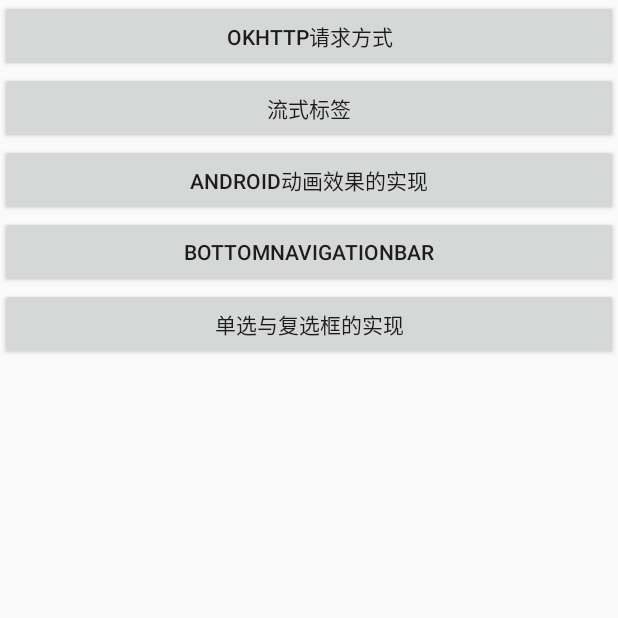
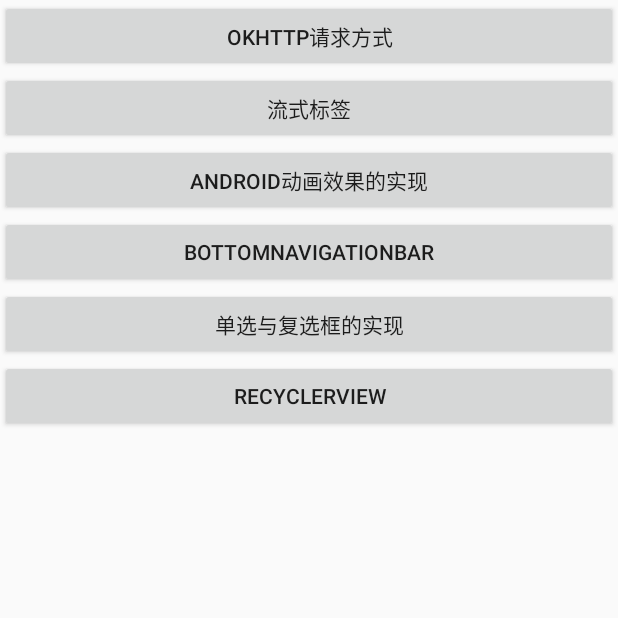
Before and after one commit to Lisamylove/WilsonXin, an Android app: the screen it shows after launch (ButtonActivity), on a phone screen of 412 x 824 dp, the top half of it. Run offline under Robolectric (Android 15) with nearby library versions, the phone set to English and light mode, and no system bars.

Commit message:
RecyclerView

```diff
--- a/app/src/main/java/com/example/wilsonxin/requestdemo/ButtonActivity.java
+++ b/app/src/main/java/com/example/wilsonxin/requestdemo/ButtonActivity.java
@@ -4,6 +4,7 @@
 import android.content.Intent;
 import android.os.Bundle;
 import android.support.annotation.Nullable;
+import android.support.v7.widget.RecyclerView;
 import android.view.View;
 import android.widget.Button;
 
@@ -13,6 +14,7 @@
     private Button bt_donghua;
     private Button bt_bottomNavigationBar;
     private Button bt_xuanzekuang;
+    private Button bt_recyclerView;
 
     @Override
     protected void onCreate(@Nullable Bundle savedInstanceState) {
@@ -25,6 +27,7 @@
         bt_donghua.setOnClickListener(this);
         bt_bottomNavigationBar.setOnClickListener(this);
         bt_xuanzekuang.setOnClickListener(this);
+        bt_recyclerView.setOnClickListener(this);
     }
 
     private void initView() {
@@ -33,6 +36,7 @@
         bt_donghua = findViewById(R.id.bt_donghua);
         bt_bottomNavigationBar = findViewById(R.id.bt_BottomNavigationBar);
         bt_xuanzekuang = findViewById(R.id.bt_xuanzekuang);
+        bt_recyclerView = findViewById(R.id.bt_recyclerView);
     }
 
     @Override
@@ -58,6 +62,8 @@
                 Intent intent4 = new Intent(ButtonActivity.this, CheckBoxActivity.class);
                 startActivity(intent4);
                 break;
+            case R.id.bt_recyclerView:
+
             default:
                 break;
         }
--- a/app/src/main/res/layout/activity_button.xml
+++ b/app/src/main/res/layout/activity_button.xml
@@ -35,4 +35,9 @@
         android:text="单选与复选框的实现"
         android:layout_width="match_parent"
         android:layout_height="wrap_content" />
+    <Button
+        android:id="@+id/bt_recyclerView"
+        android:text="RecyclerView"
+        android:layout_width="match_parent"
+        android:layout_height="wrap_content" />
 </LinearLayout>
```
Also changed, not shown: app/src/main/java/com/example/wilsonxin/requestdemo/RecyclerViewActivity.java (added, +13 -0 lines).
